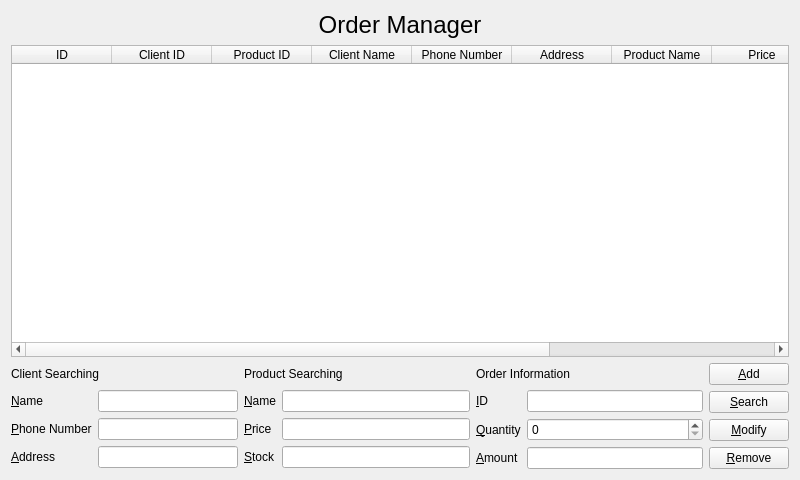
The window that orderform.ui (ChunJeong27/CRMMiniProject) describes before a commit, drawn with Qt 5.
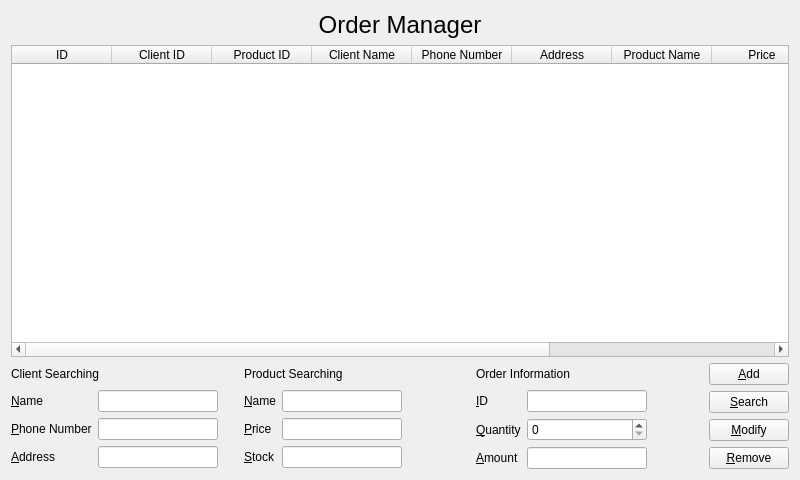
The same window after the commit.

```diff
--- a/orderform.ui
+++ b/orderform.ui
@@ -121,7 +121,14 @@
           </widget>
          </item>
          <item row="0" column="1">
-          <widget class="QLineEdit" name="clientNameLineEdit"/>
+          <widget class="QLineEdit" name="clientNameLineEdit">
+           <property name="maximumSize">
+            <size>
+             <width>120</width>
+             <height>16777215</height>
+            </size>
+           </property>
+          </widget>
          </item>
          <item row="1" column="0">
           <widget class="QLabel" name="label_3">
@@ -135,6 +142,12 @@
          </item>
          <item row="1" column="1">
           <widget class="QLineEdit" name="clientPhoneNumLineEdit">
+           <property name="maximumSize">
+            <size>
+             <width>120</width>
+             <height>16777215</height>
+            </size>
+           </property>
            <property name="readOnly">
             <bool>true</bool>
            </property>
@@ -152,6 +165,12 @@
          </item>
          <item row="2" column="1">
           <widget class="QLineEdit" name="clientAddressLineEdit">
+           <property name="maximumSize">
+            <size>
+             <width>120</width>
+             <height>16777215</height>
+            </size>
+           </property>
            <property name="readOnly">
             <bool>true</bool>
            </property>
@@ -172,7 +191,14 @@
           </widget>
          </item>
          <item row="0" column="1">
-          <widget class="QLineEdit" name="productNameLineEdit"/>
+          <widget class="QLineEdit" name="productNameLineEdit">
+           <property name="maximumSize">
+            <size>
+             <width>120</width>
+             <height>16777215</height>
+            </size>
+           </property>
+          </widget>
          </item>
          <item row="1" column="0">
           <widget class="QLabel" name="label_10">
@@ -186,6 +212,12 @@
          </item>
          <item row="1" column="1">
           <widget class="QLineEdit" name="productPriceLineEdit">
+           <property name="maximumSize">
+            <size>
+             <width>120</width>
+             <height>16777215</height>
+            </size>
+           </property>
            <property name="readOnly">
             <bool>true</bool>
            </property>
@@ -203,6 +235,12 @@
          </item>
          <item row="2" column="1">
           <widget class="QLineEdit" name="productStockLineEdit">
+           <property name="maximumSize">
+            <size>
+             <width>120</width>
+             <height>16777215</height>
+            </size>
+           </property>
            <property name="readOnly">
             <bool>true</bool>
            </property>
@@ -224,6 +262,12 @@
          </item>
          <item row="0" column="1">
           <widget class="QLineEdit" name="orderIdLineEdit">
+           <property name="maximumSize">
+            <size>
+             <width>120</width>
+             <height>16777215</height>
+            </size>
+           </property>
            <property name="readOnly">
             <bool>true</bool>
            </property>
@@ -247,6 +291,12 @@
              <height>0</height>
             </size>
            </property>
+           <property name="maximumSize">
+            <size>
+             <width>120</width>
+             <height>16777215</height>
+            </size>
+           </property>
           </widget>
          </item>
          <item row="2" column="0">
@@ -261,6 +311,12 @@
          </item>
          <item row="2" column="1">
           <widget class="QLineEdit" name="amountLineEdit">
+           <property name="maximumSize">
+            <size>
+             <width>120</width>
+             <height>16777215</height>
+            </size>
+           </property>
            <property name="readOnly">
             <bool>true</bool>
            </property>
```
